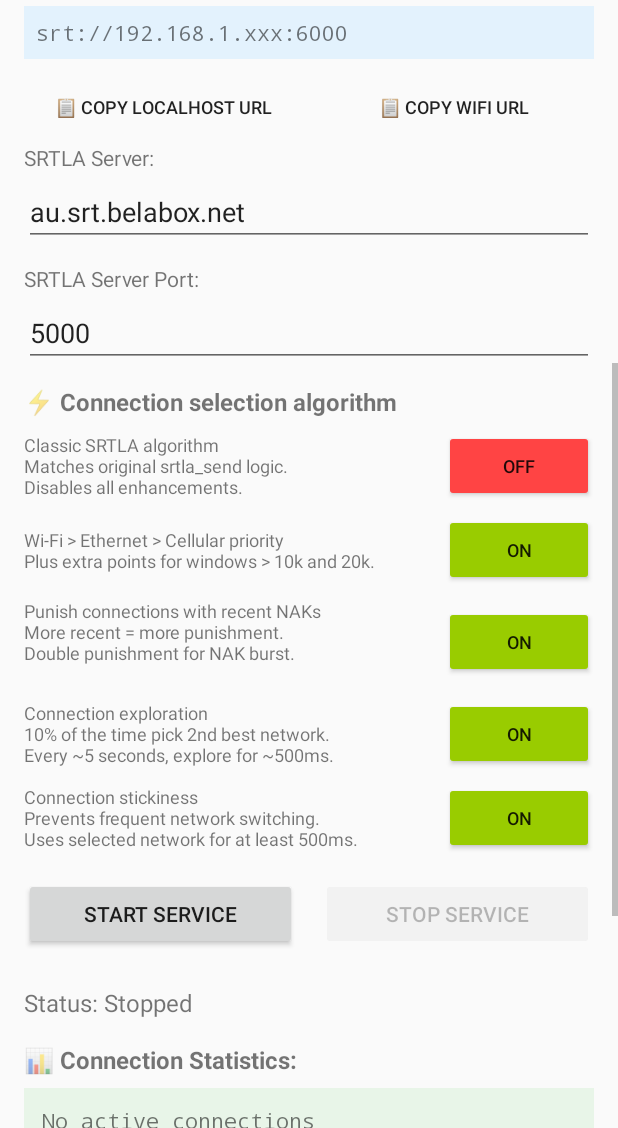
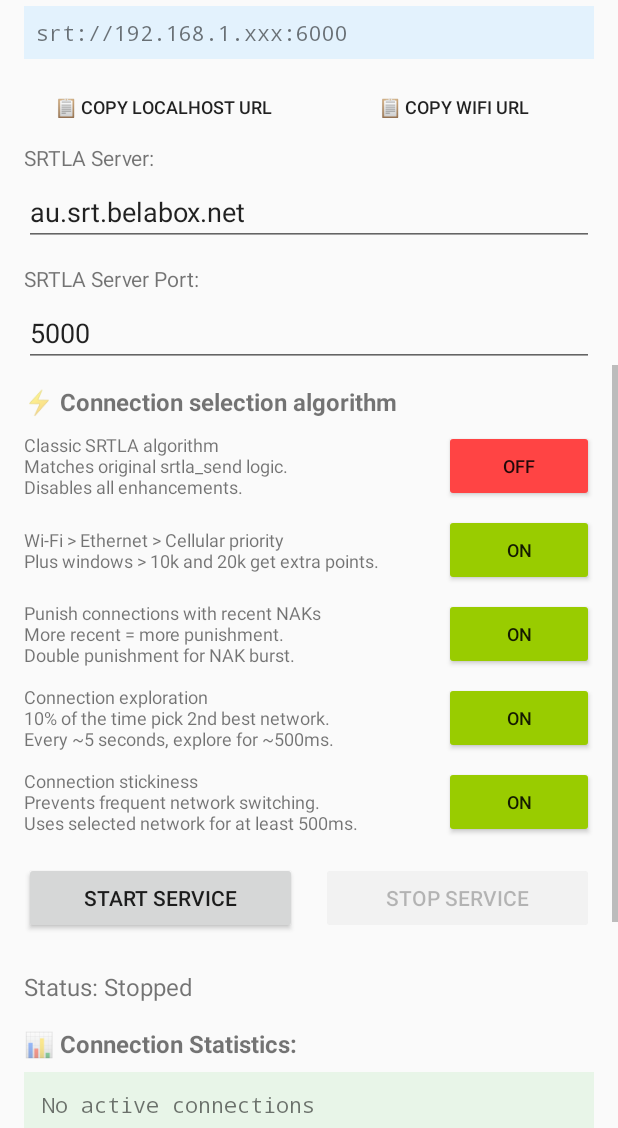
Before and after one commit to dimadesu/bond-bunny, an Android app: the screen it shows after launch (MainActivity), scrolled down 537 dp, on a phone screen of 412 x 824 dp, the part 108-1236 px from its top. Run offline under Robolectric (Android 15) with nearby library versions, the phone set to English and light mode, and no system bars.

Commit message:
Delete extra new line. Update copy for window thresholds

```diff
--- a/src/main/res/layout/activity_main.xml
+++ b/src/main/res/layout/activity_main.xml
@@ -229,7 +229,7 @@
         android:layout_width="0dp"
         android:layout_height="wrap_content"
         android:layout_weight="1"
-        android:text="Wi-Fi > Ethernet > Cellular priority\nPlus extra points for windows > 10k and 20k."
+        android:text="Wi-Fi > Ethernet > Cellular priority\nPlus windows > 10k and 20k get extra points."
         android:textSize="12sp" />
 
       <Button
@@ -255,7 +255,7 @@
         android:layout_width="0dp"
         android:layout_height="wrap_content"
         android:layout_weight="1"
-        android:text="Punish connections with recent NAKs\nMore recent = more punishment.\nDouble punishment for NAK burst.\n"
+        android:text="Punish connections with recent NAKs\nMore recent = more punishment.\nDouble punishment for NAK burst."
         android:textSize="12sp" />
 
       <Button
```
